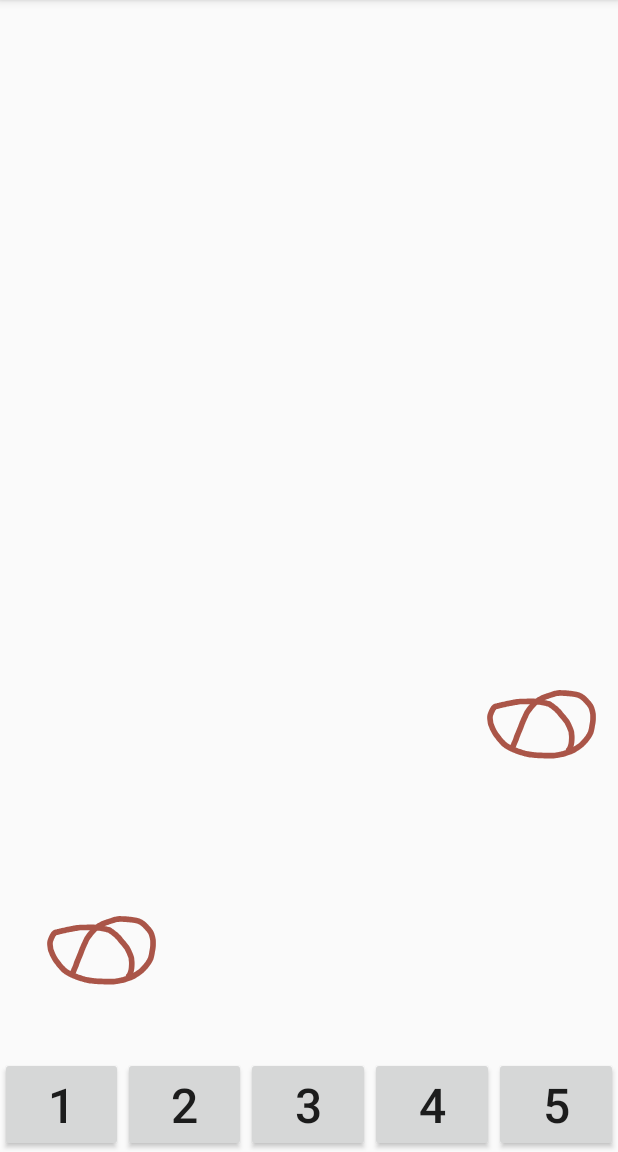
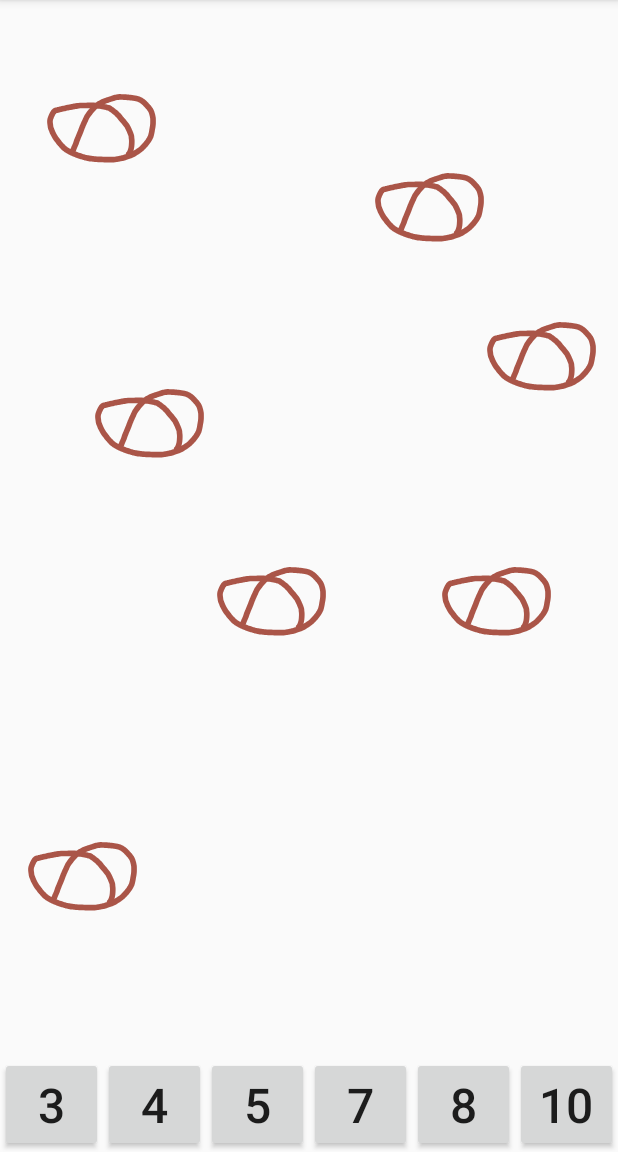
Before and after one commit to arsyee/CountItBaby, an Android app: the screen it shows after launch (MainActivity), on a phone screen of 412 x 824 dp, the part 84-1236 px from its top. Run offline under Robolectric (Android 15) with nearby library versions, the phone set to English and light mode, and no system bars.

Commit message:
Controls and Canvas has been moved under Game

```diff
--- a/app/src/main/java/hu/fallen/countitbaby/MainActivity.java
+++ b/app/src/main/java/hu/fallen/countitbaby/MainActivity.java
@@ -16,9 +16,7 @@ import java.util.List;
 import java.util.Locale;
 
 import hu.fallen.countitbaby.helpers.Dim;
-import hu.fallen.countitbaby.model.Canvas;
-import hu.fallen.countitbaby.model.Controls;
-import hu.fallen.countitbaby.model.Settings;
+import hu.fallen.countitbaby.model.Game;
 
 public class MainActivity extends AppCompatActivity {
 
@@ -37,8 +35,7 @@ public class MainActivity extends AppCompatActivity {
     // TODO [Visual]   -> Can we animate SVG?
     // TODO [Visual]   -> Moar drawings!
 
-    Canvas mCanvas;
-    Controls mControls;
+    Game mGame;
 
     List<Button> mSolutionButtons;
 
@@ -60,10 +57,11 @@ public class MainActivity extends AppCompatActivity {
 
         @Override
         public void onClick(View view) {
-            if (mCanvas.checkSolution(mNumber)) {
+            if (mGame.checkSolution(mNumber)) {
                 showToast("Button clicked: " + mNumber + " - OK");
-                mCanvas.generateQuestion();
+                mGame.generateQuestion();
                 drawCanvas();
+                drawButtons();
             } else {
                 showToast("Button clicked: " + mNumber + " - try again!");
             }
@@ -105,7 +103,7 @@ public class MainActivity extends AppCompatActivity {
                 mLayoutCanvas.getViewTreeObserver().removeOnGlobalLayoutListener(this);
                 Dim canvasDim = new Dim(mLayoutCanvas.getWidth(), mLayoutCanvas.getHeight());
                 Dim iconsDim = new Dim(mIcons.get(0).getWidth(), mIcons.get(0).getHeight());
-                mCanvas = new Canvas(canvasDim, iconsDim, mImageIds.length);
+                mGame = new Game(canvasDim, iconsDim, mImageIds.length);
                 drawCanvas();
                 drawButtons();
             }
@@ -114,17 +112,13 @@ public class MainActivity extends AppCompatActivity {
 
     private void drawButtons() {
         for (int i = 0; i < mSolutionButtons.size(); ++i) {
-            if (i < Settings.instance().max()) {
-                mSolutionButtons.get(i).setVisibility(View.VISIBLE);
-            } else {
-                mSolutionButtons.get(i).setVisibility(View.GONE);
-            }
+            mSolutionButtons.get(i).setVisibility(mGame.isButtonVisible(i) ? View.VISIBLE : View.GONE);
         }
     }
 
     private void drawCanvas() {
         for (int i = 0; i < mIcons.size(); ++i) {
-            moveImage(mIcons.get(i), mCanvas.getCoordinate(i), mCanvas.getIconsDim(), mImageIds[mCanvas.getImageId()]);
+            moveImage(mIcons.get(i), mGame.getCoordinate(i), mGame.getIconsDim(), mImageIds[mGame.getImageId()]);
         }
     }
 
--- a/app/src/main/java/hu/fallen/countitbaby/helpers/CoordinateRandomizer.java
+++ b/app/src/main/java/hu/fallen/countitbaby/helpers/CoordinateRandomizer.java
@@ -28,11 +28,11 @@ public class CoordinateRandomizer {
             outer: do {
                 iconCenterX = RANDOM.nextInt(canvasDimensions.getX() - iconDimensions.getX()) + iconDimensions.getX() / 2;
                 iconCenterY = RANDOM.nextInt(canvasDimensions.getY() - iconDimensions.getY()) + iconDimensions.getY() / 2;
-                Log.d(TAG, "Random coordinates for " + i + " to " + iconCenterX + "," + iconCenterY + " (" + counter + ")");
+                // Log.d(TAG, "Random coordinates for " + i + " to " + iconCenterX + "," + iconCenterY + " (" + counter + ")");
                 for (int j = 0; j < i; ++j) {
                     if (Math.abs(iconCenterX-result.get(j).getX()) < iconDimensions.getX() &&
                             Math.abs(iconCenterY-result.get(j).getY()) < iconDimensions.getY()) {
-                        Log.d(TAG,"Collides with " + j);
+                        // Log.d(TAG,"Collides with " + j);
                         continue outer;
                     }
                 }
--- a/app/src/main/java/hu/fallen/countitbaby/model/Canvas.java
+++ b/app/src/main/java/hu/fallen/countitbaby/model/Canvas.java
@@ -16,10 +16,9 @@ import hu.fallen.countitbaby.helpers.Dim;
  *    - coordinates of the images drawn on the canvas
  */
 
-public class Canvas {
+class Canvas {
     private static final String TAG = Canvas.class.getCanonicalName();
 
-    // Dimensions
     private Dim mCanvasDim;
     private Dim mIconsDim;
 
@@ -29,35 +28,34 @@ public class Canvas {
     private int mImageCount;
     private int mImageId;
 
-    public Canvas(Dim canvasDim, Dim iconsDim, int imageCount) {
+    Canvas(Dim canvasDim, Dim iconsDim, int imageCount) {
         Log.d(TAG, "Canvas dimensions: " + canvasDim);
         Log.d(TAG, "Icon dimensions: " + iconsDim);
         mCanvasDim = canvasDim;
         mIconsDim = iconsDim;
         mImageCount = imageCount;
-        generateQuestion();
     }
 
-    public void generateQuestion() {
+    void generateQuestion() {
         mSolution = CoordinateRandomizer.getSolution();
         mImageId = CoordinateRandomizer.getRandom(mImageCount);
         mCoordinates = CoordinateRandomizer.getCoordinates(mSolution, mCanvasDim, mIconsDim);
     }
 
-    public Dim getCoordinate(int i) {
+    int getSolution() {
+        return mSolution;
+    }
+
+    Dim getCoordinate(int i) {
         if (i >= 0 && i < mCoordinates.size()) return mCoordinates.get(i);
         return null;
     }
 
-    public boolean checkSolution(int number) {
-        return number == mSolution;
-    }
-
-    public Dim getIconsDim() {
+    Dim getIconsDim() {
         return mIconsDim;
     }
 
-    public int getImageId() {
+    int getImageId() {
         return mImageId;
     }
 }
--- a/app/src/main/java/hu/fallen/countitbaby/model/Controls.java
+++ b/app/src/main/java/hu/fallen/countitbaby/model/Controls.java
@@ -1,4 +1,8 @@
 package hu.fallen.countitbaby.model;
+
+import android.util.Log;
+
+import hu.fallen.countitbaby.helpers.CoordinateRandomizer;
 
 /**
  * Class represents the Controls, i.e. the Buttons to select the Solution.
@@ -6,6 +10,57 @@ package hu.fallen.countitbaby.model;
  *   - number of visible buttons
  */
 
-public class Controls {
-    // public static final int COUNT = 5;
+class Controls {
+
+    private static final String TAG = Controls.class.getCanonicalName();
+    private boolean[] mButtonVisible = null;
+
+    Controls() {
+        clear();
+    }
+
+    private void clear() {
+        int size = Settings.instance().max();
+        if (mButtonVisible == null || mButtonVisible.length != size) {
+            mButtonVisible = new boolean[size];
+        }
+        for (int i = 0; i < size; ++i) {
+            mButtonVisible[i] = false;
+        }
+    }
+
+    void calculateButtons(int mSolution) {
+        clear();
+        int size = mButtonVisible.length;
+        int required = Settings.instance().showButtons;
+        mButtonVisible[mSolution-1] = true;
+        while (--required > 0) {
+            int showButton = CoordinateRandomizer.getRandom(Settings.instance().max()) % size;
+            while (mButtonVisible[showButton]) showButton = (showButton + 1) % size;
+            mButtonVisible[showButton] = true;
+        }
+        Log.d(TAG,"Show buttons: " + buttonsToString());
+    }
+
+    private String buttonsToString() {
+        StringBuilder builder = new StringBuilder();
+        builder.append("(");
+        int last = -1;
+        for (int i = 0; i < mButtonVisible.length; ++i) {
+            if (mButtonVisible[i]) {
+                if (last != -1) {
+                    builder.append(last).append(", ");
+                }
+                last = i;
+            }
+        }
+        builder.append(last);
+        builder.append(")");
+        return builder.toString();
+    }
+
+    boolean isButtonVisible(int i) {
+        if (i >= mButtonVisible.length) return false;
+        return mButtonVisible[i];
+    }
 }
--- /dev/null
+++ b/app/src/main/java/hu/fallen/countitbaby/model/Game.java
@@ -0,0 +1,43 @@
+package hu.fallen.countitbaby.model;
+
+import hu.fallen.countitbaby.helpers.Dim;
+
+public class Game {
+    private Canvas mCanvas;
+    private Controls mControls;
+
+    public Game(Dim canvasDim, Dim iconsDim, int length) {
+        mCanvas = new Canvas(canvasDim, iconsDim, length);
+        mControls = new Controls();
+        generateQuestion();
+    }
+
+    public Canvas getCanvas() {
+        return mCanvas;
+    }
+
+    public boolean checkSolution(int number) {
+        return number == mCanvas.getSolution();
+    }
+
+    public void generateQuestion() {
+        mCanvas.generateQuestion();
+        mControls.calculateButtons(mCanvas.getSolution());
+    }
+
+    public boolean isButtonVisible(int i) {
+        return mControls.isButtonVisible(i);
+    }
+
+    public Dim getCoordinate(int i) {
+        return mCanvas.getCoordinate(i);
+    }
+
+    public Dim getIconsDim() {
+        return mCanvas.getIconsDim();
+    }
+
+    public int getImageId() {
+        return getCanvas().getImageId();
+    }
+}
--- a/app/src/main/java/hu/fallen/countitbaby/model/Settings.java
+++ b/app/src/main/java/hu/fallen/countitbaby/model/Settings.java
@@ -6,19 +6,38 @@ public class Settings {
     // TODO [Settings]   -> randomize button order
     // TODO [Settings]   -> show only limited number of buttons
 
+    // Settings will be hardcoded for now. I will implement SettingsActivity
+    // when the settings are more or less final.
+
+    public static final int MAXIMUM = 20;
+
+    private int lowerBound;
+    private int upperBound;
+    int showButtons;
+    private boolean randomizeButtons;
+
     private static final Settings INSTANCE = new Settings();
 
-    private Settings() {}
+    private Settings() {
+        reconfigure(1, 10, 6, true);
+    }
 
     public static Settings instance() {
         return INSTANCE;
     }
 
     public int min() {
-        return 1;
+        return lowerBound;
     }
 
     public int max() {
-        return 5;
+        return upperBound;
+    }
+
+    public void reconfigure(int lowerBound, int upperBound, int showButtons, boolean randomizeButtons) {
+        this.lowerBound = lowerBound;
+        this.upperBound = upperBound;
+        this.showButtons = showButtons;
+        this.randomizeButtons = randomizeButtons;
     }
 }
--- a/app/src/main/res/layout/activity_main.xml
+++ b/app/src/main/res/layout/activity_main.xml
@@ -12,6 +12,17 @@
         android:layout_width="match_parent"
         android:layout_height="0dp"
         android:layout_weight="1">
+        <ImageView style="@style/CountableStyle" />
+        <ImageView style="@style/CountableStyle" />
+        <ImageView style="@style/CountableStyle" />
+        <ImageView style="@style/CountableStyle" />
+        <ImageView style="@style/CountableStyle" />
+        <ImageView style="@style/CountableStyle" />
+        <ImageView style="@style/CountableStyle" />
+        <ImageView style="@style/CountableStyle" />
+        <ImageView style="@style/CountableStyle" />
+        <ImageView style="@style/CountableStyle" />
+        <ImageView style="@style/CountableStyle" />
         <ImageView style="@style/CountableStyle" />
         <ImageView style="@style/CountableStyle" />
         <ImageView style="@style/CountableStyle" />
@@ -37,6 +48,17 @@
         <Button style="@style/SolutionButtonStyle" />
         <Button style="@style/SolutionButtonStyle" />
         <Button style="@style/SolutionButtonStyle" />
+        <Button style="@style/SolutionButtonStyle" />
+        <Button style="@style/SolutionButtonStyle" />
+        <Button style="@style/SolutionButtonStyle" />
+        <Button style="@style/SolutionButtonStyle" />
+        <Button style="@style/SolutionButtonStyle" />
+        <Button style="@style/SolutionButtonStyle" />
+        <Button style="@style/SolutionButtonStyle" />
+        <Button style="@style/SolutionButtonStyle" />
+        <Button style="@style/SolutionButtonStyle" />
+        <Button style="@style/SolutionButtonStyle" />
+        <Button style="@style/SolutionButtonStyle" />
 
     </LinearLayout>
 
```
